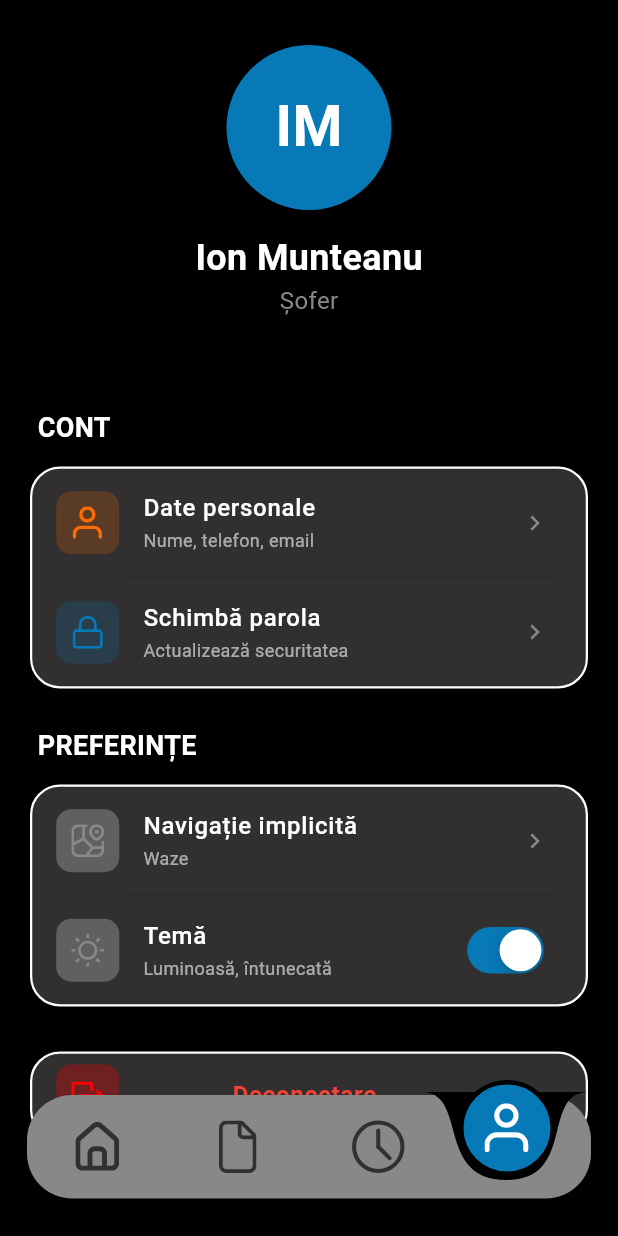
After one commit to dastian23/GazProf, a Flutter app: the ProfileScreen screen opened directly, on a phone screen of 412 x 824 dp. The commit adds this screen. Run offline on Flutter 3.47's test engine with Material 3 defaults, Android fonts, the phone set to English and light mode, and no system bars; our stand-ins replace flutter_svg.

Commit message:
Created the beta profile page and defined some colors for both themes

```diff
--- a/lib/auth/login_screen.dart
+++ b/lib/auth/login_screen.dart
@@ -2,6 +2,7 @@ import 'package:flutter/material.dart';
 import 'package:flutter_svg/flutter_svg.dart';
 import 'register_screen.dart';
 import 'forgot_password_screen.dart';
+import '../../../core/theme_provider.dart';
 
 class LoginScreen extends StatefulWidget {
   const LoginScreen({super.key});
--- a/lib/auth/success_reset_password.dart
+++ b/lib/auth/success_reset_password.dart
@@ -141,7 +141,7 @@ class _SuccessScreenState extends State<SuccessResetPassword> {
 
 
 
-              // 6. BTN
+              // 5. BTN
               Container(
                 width: 220,
                 height: 55,
--- /dev/null
+++ b/lib/core/theme_provider.dart
@@ -0,0 +1,82 @@
+import 'package:flutter/material.dart';
+
+class ThemeProvider extends ChangeNotifier {
+  bool _isDark = true;
+  bool get isDark => _isDark;
+
+  void toggleTheme() {
+    _isDark = !_isDark;
+    notifyListeners();
+  }
+
+  // --- BACKGROUND COLORS ---
+  Color get scaffoldBg => _isDark ? Colors.black : const Color(0xFFF7F7F7);
+
+  // Fundalul pentru zona de profil de sus: Negru pe Dark, Alb pe Light
+  Color get headerBg => _isDark ? Colors.black : Colors.white;
+
+  Color get backCircle => _isDark ? const Color(0xFF312F2F) : const Color(0xFFD9D9D9);
+
+  // --- CARD COLORS ---
+  // Pe Light, cardurile (placeholderele) devin albe conform noii cerințe
+  Color get cardFill => _isDark ? const Color(0xFF312F2F) : Colors.white;
+  Color get cardOutline => _isDark ? Colors.white : const Color(0xFFD1D1D1);
+
+  // --- SECTION LABELS (CONT, PREFERINȚE) ---
+  // Alb pe Dark, D1D1D1 pe Light
+  Color get sectionLabel => _isDark ? Colors.white : const Color(0xFFD1D1D1);
+
+  // --- TEXTBOX COLORS ---
+  Color get textFieldFill => _isDark ? const Color(0xFF312F2F) : Colors.white;
+  Color get textFieldOutline => _isDark ? Colors.white : const Color(0xFFD1D1D1);
+  Color get textFieldIcon => _isDark ? Colors.white : Colors.black;
+
+  // --- TEXT COLOR ---
+  Color get textPrimary => _isDark ? Colors.white : Colors.black;
+  Color get textSecondary => _isDark ? Colors.white60 : const Color(0xFF888888);
+  Color get textGriFix => const Color(0xFF888888);
+  Color get linkBlue => const Color(0xFF0779B7);
+
+  // --- BTN COLOR ---
+  Color get brandBlue => const Color(0xFF0779B7);
+  Color get buttonText => _isDark ? Colors.white : Colors.black;
+  Color get buttonOutline => _isDark ? Colors.white : Colors.black;
+
+  // Umbra butonului: Albă pe Dark, Neagră pe Light
+  List<BoxShadow> get buttonShadow => [
+    BoxShadow(
+      color: _isDark ? Colors.white.withValues(alpha: 0.2) : Colors.black.withValues(alpha: 0.3),
+      blurRadius: 10,
+      offset: const Offset(0, 4),
+    )
+  ];
+
+  // --- NAV BAR ---
+  Color get navBarBg => _isDark ? const Color(0xFF888888) : const Color(0xFFEEEEEE);
+  Color get navIconColor => _isDark ? Colors.white : const Color(0xFF888888);
+  Color get activeNavCircle => const Color(0xFF0779B7);
+  Color get navIconUnselected => _isDark ? const Color(0xFF312F2F) : const Color (0xFF888888);
+
+  // --- PROFILE ICONS COLORS ---
+  Color get iconPerson => const Color(0xFFFF6B00);
+  Color get bgPerson => const Color(0xFFFF6B00).withValues(alpha: 0.2);
+
+  Color get iconLock => const Color(0xFF0779B7);
+  Color get bgLock => const Color(0xFF0779B7).withValues(alpha: 0.2);
+
+  Color get iconMaps => const Color(0xFF888888);
+  Color get bgMaps => const Color(0xFFD1D1D1).withValues(alpha: 0.3);
+
+  Color get iconLogout => const Color(0xFFFF0000);
+  Color get bgLogout => const Color(0xFFFF0000).withValues(alpha: 0.3);
+
+  // --- SHADOW LOGIC ---
+  List<BoxShadow> get generalShadow => [
+    BoxShadow(
+      color: _isDark ? Colors.white.withValues(alpha: 0.1) : Colors.black.withValues(alpha: 0.2),
+      blurRadius: 12,
+      spreadRadius: 1,
+      offset: _isDark ? Offset.zero : const Offset(0, 4),
+    ),
+  ];
+}
--- a/lib/main.dart
+++ b/lib/main.dart
@@ -1,8 +1,17 @@
 import 'package:flutter/material.dart';
-import 'auth/login_screen.dart';
+import 'package:gazprof/auth/login_screen.dart';
+import 'package:provider/provider.dart';
+// Importurile tale (verifică să fie căile corecte spre folderele tale)
+import 'package:gazprof/core/theme_provider.dart';
+import 'package:gazprof/screens/sofer/profile/profile_screen.dart';
 
 void main() {
-  runApp(const GazProfApp());
+  runApp(
+    ChangeNotifierProvider(
+      create: (_) => ThemeProvider(),
+      child: const GazProfApp(),
+    ),
+  );
 }
 
 class GazProfApp extends StatelessWidget {
@@ -10,14 +19,9 @@ class GazProfApp extends StatelessWidget {
 
   @override
   Widget build(BuildContext context) {
-    return MaterialApp(
+    return const MaterialApp(
       debugShowCheckedModeBanner: false,
-      title: 'GazProf',
-      theme: ThemeData(
-        brightness: Brightness.dark,
-        scaffoldBackgroundColor: Colors.black,
-      ),
-      home: const LoginScreen(),
+      home: LoginScreen(),
     );
   }
 }
--- /dev/null
+++ b/lib/screens/sofer/profile/profile_screen.dart
@@ -0,0 +1,238 @@
+import 'package:flutter/cupertino.dart';
+import 'package:flutter/material.dart';
+import 'package:flutter_svg/flutter_svg.dart';
+import 'package:provider/provider.dart';
+import '../../../core/theme_provider.dart';
+
+class ProfileScreen extends StatelessWidget {
+  const ProfileScreen({super.key});
+
+  @override
+  Widget build(BuildContext context) {
+    final theme = Provider.of<ThemeProvider>(context);
+
+    return Scaffold(
+      backgroundColor: theme.scaffoldBg,
+      body: Stack(
+        children: [
+          SafeArea(
+            child: SingleChildScrollView(
+              padding: const EdgeInsets.only(bottom: 140),
+              child: Column(
+                children: [
+                  // --- HEADER BOX ---
+                  _buildHeader(theme),
+
+                  const SizedBox(height: 10),
+
+                  // --- CONT SECTION ---
+                  _buildSectionLabel('CONT', theme),
+                  _buildProfileCard(theme, [
+                    _buildTile('assets/user.svg', 'Date personale', 'Nume, telefon, email', theme, theme.iconPerson, theme.bgPerson),
+                    const Divider(color: Colors.black12, height: 1, indent: 60, endIndent: 20),
+                    _buildTile('assets/password.svg', 'Schimbă parola', 'Actualizează securitatea', theme, theme.iconLock, theme.bgLock),
+                  ]),
+
+                  // --- PREFERINTE SECTION ---
+                  _buildSectionLabel('PREFERINȚE', theme),
+                  _buildProfileCard(theme, [
+                    _buildTile('assets/harta.svg', 'Navigație implicită', 'Waze', theme, theme.iconMaps, theme.bgMaps),
+                    const Divider(color: Colors.black12, height: 1, indent: 60, endIndent: 20),
+                    _buildThemeTile(theme),
+                  ]),
+
+                  const SizedBox(height: 20),
+
+                  // --- DECONNECTING SECTION ---
+                  _buildProfileCard(theme, [
+                    ListTile(
+                      leading: _buildIcon('assets/deconnect.svg', theme.iconLogout, theme.bgLogout),
+                      title: const Center(
+                          child: Text(
+                              'Deconectare',
+                              style: TextStyle(color: Colors.red, fontWeight: FontWeight.bold, fontSize: 16)
+                          )
+                      ),
+                      trailing: const SizedBox(width: 40),
+                      onTap: () {
+                        // Logică logout
+                      },
+                    ),
+                  ]),
+                ],
+              ),
+            ),
+          ),
+
+          // --- NAV BAR WITH A SVG CUT  ---
+          Positioned(
+            bottom: 25,
+            left: 18,
+            right: 18,
+            child: _buildCustomNavBar(theme),
+          ),
+        ],
+      ),
+    );
+  }
+
+  // --- WIDGET FOR NAVBAR ---
+  Widget _buildCustomNavBar(ThemeProvider theme) {
+    return SizedBox(
+      height: 90,
+      child: Stack(
+        alignment: Alignment.bottomCenter,
+        children: [
+          // 1. THE BASE ( RECTANGLE )
+          Container(
+            height: 69,
+            decoration: BoxDecoration(
+              color: theme.navBarBg,
+              borderRadius: BorderRadius.circular(30),
+            ),
+            child: Row(
+              children: [
+                Expanded(child: Center(child: _buildNavIcon('assets/home.svg', 30, 33, theme))),
+                Expanded(child: Center(child: _buildNavIcon('assets/file.svg', 25, 35, theme))),
+                Expanded(child: Center(child: _buildNavIcon('assets/time.svg', 43, 43, theme))),
+                const SizedBox(width: 95),
+              ],
+            ),
+          ),
+
+          // 2. SVG "CUT" ( FOR SIMULATING THAT CUTTING IN THE BASE )
+          Positioned(
+            right: 1,
+            bottom: 12,
+            child: SvgPicture.asset(
+              'assets/cut.svg',
+              width: 110,
+              colorFilter: ColorFilter.mode(theme.scaffoldBg, BlendMode.srcIn),
+            ),
+          ),
+
+          // 3. PROFILE BUTON
+          Positioned(
+            right: 24,
+            bottom: 15,
+            child: Container(
+              width: 64,
+              height: 64,
+              decoration: BoxDecoration(
+                color: const Color(0xFF0779B7),
+                shape: BoxShape.circle,
+                border: Border.all(color: theme.scaffoldBg, width: 3),
+              ),
+              child: Center(
+                child: SvgPicture.asset(
+                  'assets/user.svg',
+                  width: 30,
+                  height: 34,
+                  colorFilter: const ColorFilter.mode(Colors.white, BlendMode.srcIn),
+                ),
+              ),
+            ),
+          ),
+        ],
+      ),
+    );
+  }
+
+  // --- UI HELPERS ---
+
+  Widget _buildHeader(ThemeProvider theme) {
+    return Container(
+      width: double.infinity,
+      padding: const EdgeInsets.symmetric(vertical: 30),
+      decoration: BoxDecoration(
+        color: theme.headerBg,
+        borderRadius: const BorderRadius.only(
+          bottomLeft: Radius.circular(30),
+          bottomRight: Radius.circular(30),
+        ),
+      ),
+      child: Column(
+        children: [
+          CircleAvatar(
+            radius: 55,
+            backgroundColor: theme.brandBlue,
+            child: const Text('IM', style: TextStyle(fontSize: 38, color: Colors.white, fontWeight: FontWeight.bold)),
+          ),
+          const SizedBox(height: 15),
+          Text('Ion Munteanu', style: TextStyle(color: theme.textPrimary, fontSize: 24, fontWeight: FontWeight.bold)),
+          Text('Șofer', style: TextStyle(color: theme.textGriFix, fontSize: 16)),
+        ],
+      ),
+    );
+  }
+
+  Widget _buildSectionLabel(String text, ThemeProvider theme) {
+    return Padding(
+      padding: const EdgeInsets.only(left: 25, bottom: 8, top: 20),
+      child: Align(
+        alignment: Alignment.centerLeft,
+        child: Text(
+            text,
+            style: TextStyle(color: theme.sectionLabel, fontSize: 18, fontWeight: FontWeight.bold)
+        ),
+      ),
+    );
+  }
+
+  Widget _buildProfileCard(ThemeProvider theme, List<Widget> children) {
+    return Container(
+      margin: const EdgeInsets.symmetric(horizontal: 20, vertical: 5),
+      decoration: BoxDecoration(
+        color: theme.cardFill,
+        borderRadius: BorderRadius.circular(20),
+        border: Border.all(color: theme.cardOutline, width: 1.5),
+      ),
+      child: Column(children: children),
+    );
+  }
+
+  Widget _buildTile(String svgPath, String title, String sub, ThemeProvider theme, Color iColor, Color bColor) {
+    return ListTile(
+      leading: _buildIcon(svgPath, iColor, bColor),
+      title: Text(title, style: TextStyle(color: theme.textPrimary, fontSize: 16, fontWeight: FontWeight.w500)),
+      subtitle: Text(sub, style: TextStyle(color: theme.textSecondary, fontSize: 12)),
+      trailing: Icon(Icons.chevron_right, color: theme.textGriFix, size: 20),
+      onTap: () {},
+    );
+  }
+
+  Widget _buildThemeTile(ThemeProvider theme) {
+    return ListTile(
+      leading: _buildIcon('assets/theme.svg', theme.iconMaps, theme.bgMaps),
+      title: Text('Temă', style: TextStyle(color: theme.textPrimary, fontSize: 16, fontWeight: FontWeight.w500)),
+      subtitle: Text('Luminoasă, întunecată', style: TextStyle(color: theme.textSecondary, fontSize: 12)),
+      trailing: CupertinoSwitch(
+        activeTrackColor: theme.brandBlue,
+        value: theme.isDark,
+        onChanged: (v) => theme.toggleTheme(),
+      ),
+    );
+  }
+
+  Widget _buildIcon(String svgPath, Color iColor, Color bColor) {
+    return Container(
+      padding: const EdgeInsets.all(10),
+      decoration: BoxDecoration(color: bColor, borderRadius: BorderRadius.circular(10)),
+      child: SvgPicture.asset(
+          svgPath,
+          colorFilter: ColorFilter.mode(iColor, BlendMode.srcIn),
+          width: 22,
+          height: 22,
+      ),
+    );
+  }
+
+  Widget _buildNavIcon(String path, double w, double h, ThemeProvider theme) {
+    return SvgPicture.asset(
+      path,
+      width: w,
+      height: h,
+      colorFilter:ColorFilter.mode(theme.navIconUnselected, BlendMode.srcIn),
+    );
+  }
+}
```
Also changed, not shown: pubspec.yaml (+9 -1 lines), assets/cut.svg (added), assets/deconnect.svg (added), assets/file.svg (added), assets/harta.svg (added), assets/home.svg (added), assets/password.svg (added), assets/theme.svg (added), assets/time.svg (added), assets/user.svg (added), lib/core/app_colors.dart (added), 1 other file.
